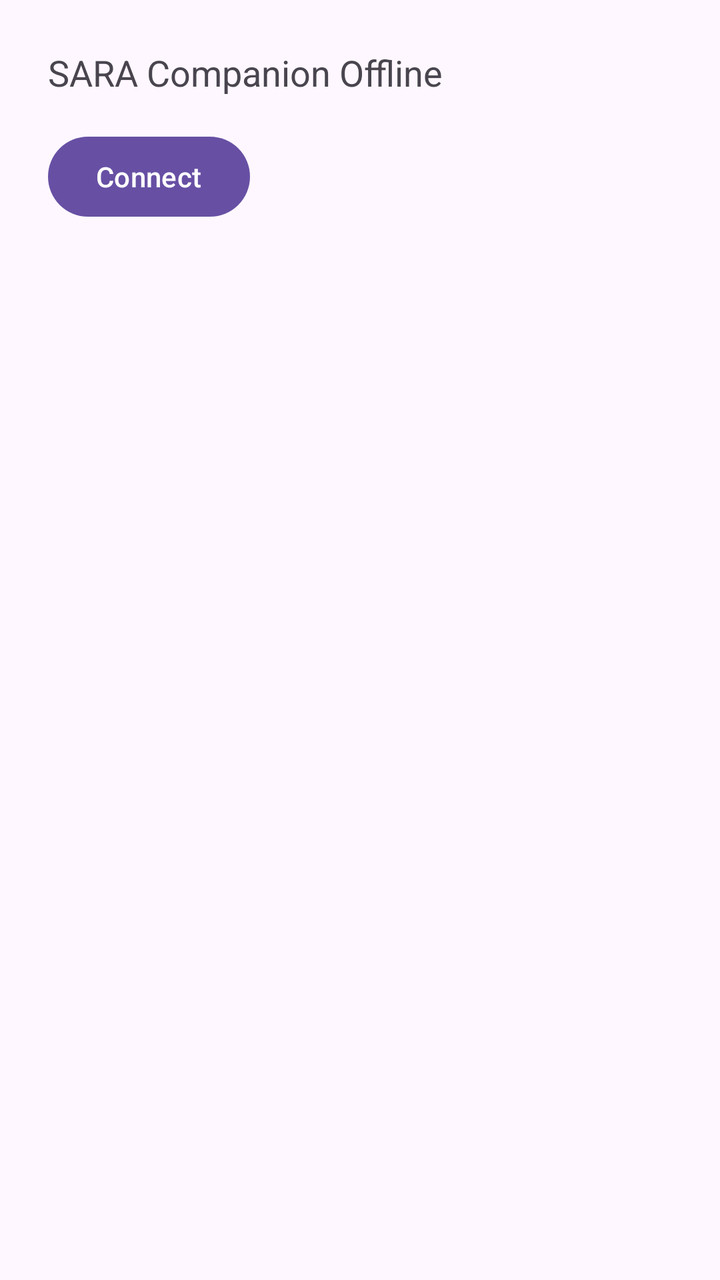
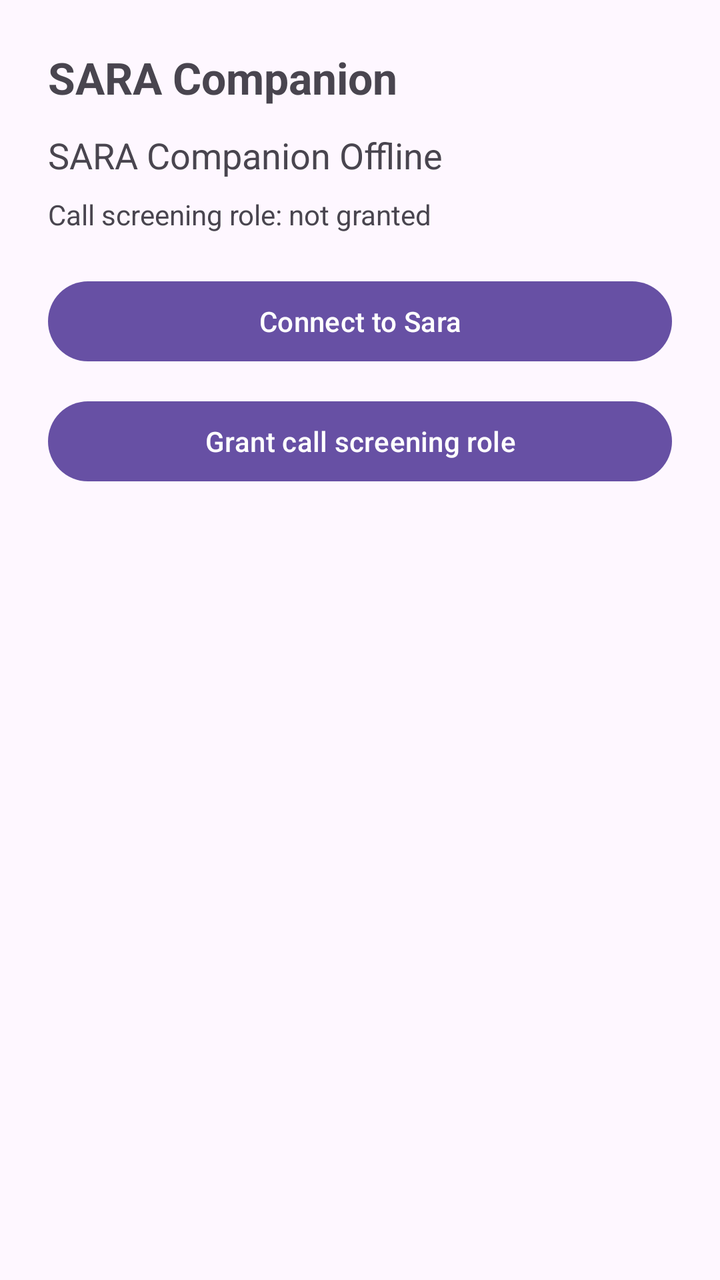

Compare the two renders of this Android layout. The source of the first and the diff that turns it into the second are given below.
<!-- AndroidManifest.xml: application theme Theme.SaraMobile -->
<!-- res/layout/activity_main.xml -->
<?xml version="1.0" encoding="utf-8"?>
<LinearLayout xmlns:android="http://schemas.android.com/apk/res/android"
    android:orientation="vertical"
    android:padding="24dp"
    android:layout_width="match_parent"
    android:layout_height="match_parent">

    <TextView
        android:id="@+id/statusText"
        android:layout_width="wrap_content"
        android:layout_height="wrap_content"
        android:text="SARA Companion Offline"
        android:textSize="18sp" />

    <Button
        android:id="@+id/connectButton"
        android:layout_width="wrap_content"
        android:layout_height="wrap_content"
        android:text="Connect"
        android:layout_marginTop="16dp" />
</LinearLayout>
<!-- resources referenced by this layout -->
<resources>
  <style name="Theme.SaraMobile" parent="Theme.Material3.DayNight.NoActionBar">
          <item name="android:statusBarColor">@android:color/transparent</item>
      </style>
</resources>

<!-- the commit's change to res/layout/activity_main.xml (unified diff, before → after) -->
@@ -1,21 +1,49 @@
 <?xml version="1.0" encoding="utf-8"?>
-<LinearLayout xmlns:android="http://schemas.android.com/apk/res/android"
-    android:orientation="vertical"
-    android:padding="24dp"
+<ScrollView xmlns:android="http://schemas.android.com/apk/res/android"
     android:layout_width="match_parent"
-    android:layout_height="match_parent">
+    android:layout_height="match_parent"
+    android:fillViewport="true">
 
-    <TextView
-        android:id="@+id/statusText"
-        android:layout_width="wrap_content"
+    <LinearLayout
+        android:layout_width="match_parent"
         android:layout_height="wrap_content"
-        android:text="SARA Companion Offline"
-        android:textSize="18sp" />
+        android:orientation="vertical"
+        android:padding="24dp">
 
-    <Button
-        android:id="@+id/connectButton"
-        android:layout_width="wrap_content"
-        android:layout_height="wrap_content"
-        android:text="Connect"
-        android:layout_marginTop="16dp" />
-</LinearLayout>
+        <TextView
+            android:layout_width="wrap_content"
+            android:layout_height="wrap_content"
+            android:text="SARA Companion"
+            android:textStyle="bold"
+            android:textSize="22sp" />
+
+        <TextView
+            android:id="@+id/statusText"
+            android:layout_width="wrap_content"
+            android:layout_height="wrap_content"
+            android:text="SARA Companion Offline"
+            android:textSize="18sp"
+            android:layout_marginTop="12dp" />
+
+        <TextView
+            android:id="@+id/roleText"
+            android:layout_width="wrap_content"
+            android:layout_height="wrap_content"
+            android:text="Call screening role: not granted"
+            android:layout_marginTop="8dp" />
+
+        <Button
+            android:id="@+id/connectButton"
+            android:layout_width="match_parent"
+            android:layout_height="wrap_content"
+            android:text="Connect to Sara"
+            android:layout_marginTop="20dp" />
+
+        <Button
+            android:id="@+id/roleButton"
+            android:layout_width="match_parent"
+            android:layout_height="wrap_content"
+            android:text="Grant call screening role"
+            android:layout_marginTop="12dp" />
+    </LinearLayout>
+</ScrollView>
